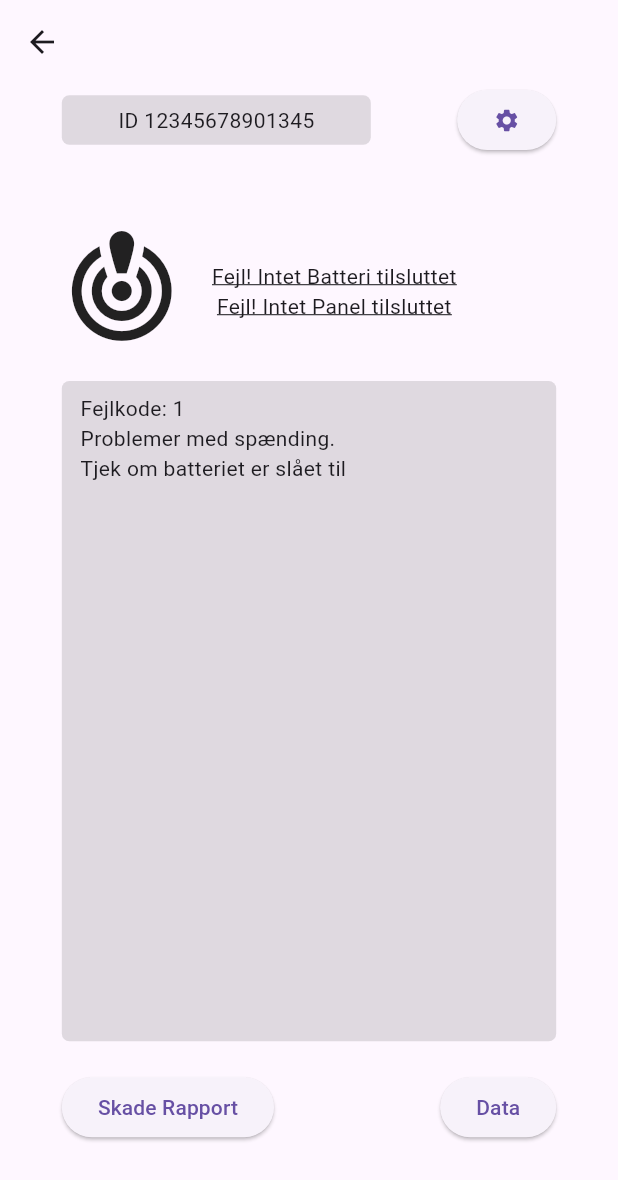
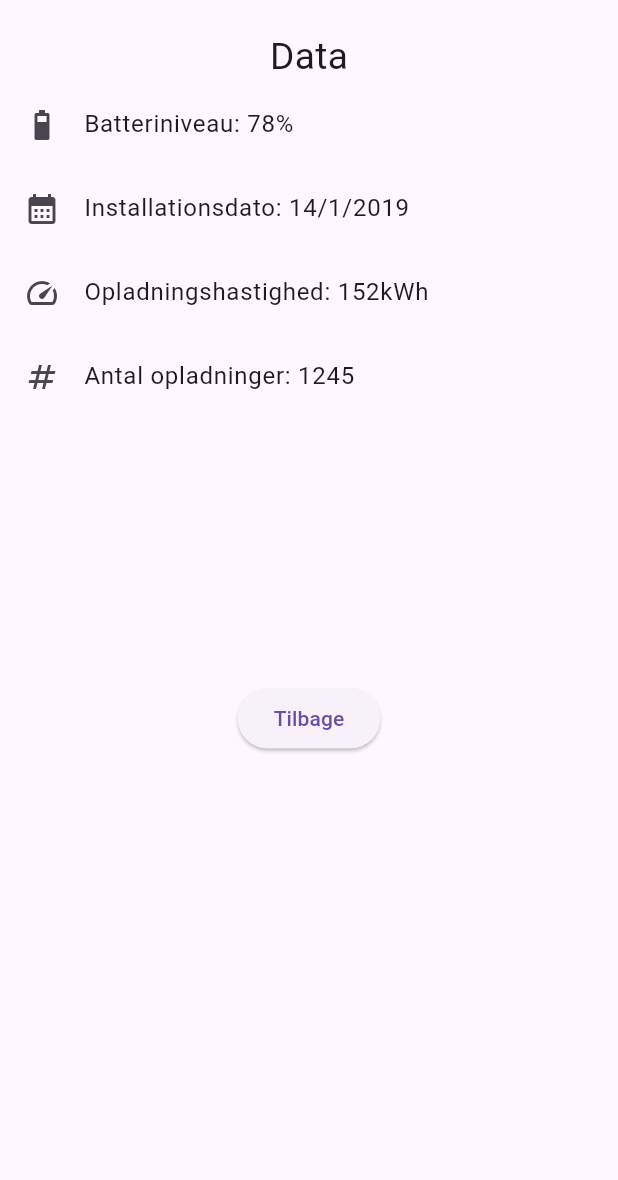
Before and after one commit to mikkwin/Bachelor, a Flutter app: the UnitPageView screen opened directly, after a tap on "Data", on a phone screen of 412 x 824 dp. Shown: the top 1180 px of the screen. Run offline on Flutter 3.47's test engine with Material 3 defaults, Android fonts, the phone set to English and light mode, and no system bars.

Commit message:
added postmotem and data page

```diff
--- /dev/null
+++ b/frontend/prototype/lib/src/Data/DataPage.dart
@@ -0,0 +1,63 @@
+import 'package:flutter/material.dart';
+import 'package:prototype/src/unit_page/unit_page_view.dart';
+
+
+class DataPage extends StatelessWidget {
+  const DataPage({super.key});
+
+  static const routeName = '/Data';
+
+  @override
+  Widget build(BuildContext context) {
+
+    double screenWidth = MediaQuery.of(context).size.width;
+
+    return Scaffold(
+      body: Center(
+          child: Column(
+            children: [
+              const SizedBox(height: 20),
+              Text(
+                  "Data",
+                  style: TextStyle(
+                    fontSize: screenWidth * 0.06,
+                  )),
+              SizedBox(
+                height: 400,
+                child: ListView(
+                  children: const <Widget>[
+                    ListTile(
+                      leading: Icon(Icons.battery_5_bar),
+                      title: Text("Batteriniveau: 78%"),
+                    ),
+                    ListTile(
+                      leading: Icon(Icons.calendar_month_sharp),
+                      title: Text("Installationsdato: 14/1/2019"),
+                    ),
+                    ListTile(
+                      leading: Icon(Icons.speed),
+                      title: Text("Opladningshastighed: 152kWh"),
+                    ),
+                    ListTile(
+                      leading: Icon(Icons.numbers),
+                      title: Text("Antal opladninger: 1245"),
+                    ),
+                    // Add more ListTile entries here if needed
+                  ],
+                ),
+              ),
+              ElevatedButton(
+                onPressed: () {
+                  Navigator.push(
+                      context,
+                      MaterialPageRoute(builder:(context) => const UnitPageView())
+                  );
+                },
+                child: const Text('Tilbage'),
+              ),
+            ],
+          )
+      ),
+    );
+  }
+}
--- a/frontend/prototype/lib/src/device_settings/settings_view.dart
+++ b/frontend/prototype/lib/src/device_settings/settings_view.dart
@@ -1,5 +1,4 @@
 import 'package:flutter/material.dart';
-import 'package:prototype/src/unit_search/unit_search_view.dart';
 import 'package:prototype/src/unit_page/unit_page_view.dart';
 
 class settingsView extends StatelessWidget {
--- a/frontend/prototype/lib/src/unit_page/unit_page_view.dart
+++ b/frontend/prototype/lib/src/unit_page/unit_page_view.dart
@@ -1,5 +1,7 @@
 import 'package:flutter/material.dart';
 import 'package:prototype/src/device_settings/settings_view.dart';
+import 'package:prototype/src/PostMortum/PostMortem.dart';
+import 'package:prototype/src/Data/DataPage.dart';
 
 class UnitPageView extends StatelessWidget {
   const UnitPageView({super.key});
@@ -94,12 +96,22 @@ class UnitPageView extends StatelessWidget {
               Row(
                 children: [
                   ElevatedButton(
-                    onPressed: () {},
+                    onPressed: () {
+                      Navigator.push(
+                    context,
+                    MaterialPageRoute(builder:(context) => const PostMortem())
+                );
+                    },
                     child: const Text("Skade Rapport")
                     ),
                   const Expanded( child: SizedBox()),
                   ElevatedButton(
-                    onPressed: () {},
+                    onPressed: () {
+                       Navigator.push(
+                    context,
+                    MaterialPageRoute(builder:(context) => const DataPage())
+                );
+                    },
                     child: const Text("Data")
                     )
                   ],
```
Also changed, not shown: frontend/prototype/lib/src/PostMortum/PostMortem.dart (added, +70 -0 lines).
